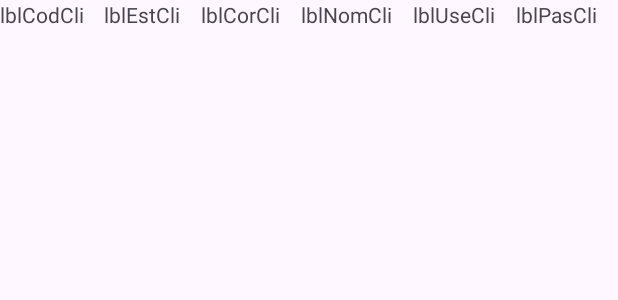
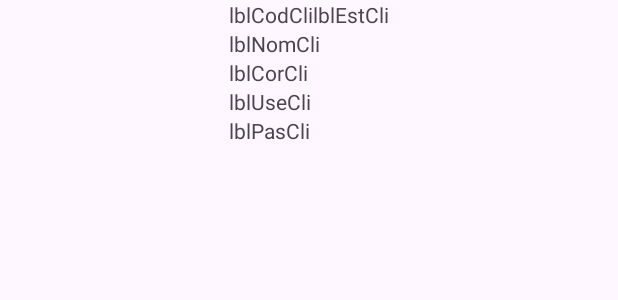
Before and after one commit to Darinka2021/Movil_TastyFood, an Android app: the layout elemento_lista_cliente.xml on its own in the app's theme, with its tools: preview values and no code run, on a phone screen of 412 x 824 dp. Shown: the top 300 px of the screen. Run offline under Robolectric (Android 15) with nearby library versions, the phone set to English and light mode, and no system bars.

Commit message:
listado de producto

```diff
--- a/app/src/main/java/pe/com/supertasty/Adapter/CategoriaAdapter.kt
+++ b/app/src/main/java/pe/com/supertasty/Adapter/CategoriaAdapter.kt
@@ -50,4 +50,6 @@ class CategoriaAdapter (context: Context?, val lista:List<CategoriaEntity>?): Ba
         return vista!!
     }
 
+
+
 }
--- a/app/src/main/java/pe/com/supertasty/Entity/CategoriaEntity.kt
+++ b/app/src/main/java/pe/com/supertasty/Entity/CategoriaEntity.kt
@@ -22,5 +22,8 @@ class CategoriaEntity {
         this.estado = estado
     }
 
+    fun nombreCategoria():String{
+        return this.nombre
+    }
 
 }
--- a/app/src/main/java/pe/com/supertasty/remote/RetrofitClient.kt
+++ b/app/src/main/java/pe/com/supertasty/remote/RetrofitClient.kt
@@ -8,7 +8,8 @@ object RetrofitClient {
     private var retrofit:Retrofit?=null
     fun getConnection(url:String?):Retrofit?{
         if(retrofit==null){
-            retrofit=Retrofit.Builder().baseUrl(url)
+            retrofit=Retrofit.Builder()
+                .baseUrl(url)
                 .addConverterFactory(GsonConverterFactory.create(GsonBuilder().create()))
                 .build()
         }
--- a/app/src/main/res/layout/elemento_lista_cliente.xml
+++ b/app/src/main/res/layout/elemento_lista_cliente.xml
@@ -1,57 +1,57 @@
 <?xml version="1.0" encoding="utf-8"?>
 <androidx.constraintlayout.widget.ConstraintLayout xmlns:android="http://schemas.android.com/apk/res/android"
+    xmlns:app="http://schemas.android.com/apk/res-auto"
+    xmlns:tools="http://schemas.android.com/tools"
     android:layout_width="match_parent"
     android:layout_height="match_parent">
-    <LinearLayout
-        android:layout_width="match_parent"
-        android:layout_height="match_parent"
-        android:orientation="vertical">
 
     <LinearLayout
-            android:layout_width="match_parent"
-            android:layout_height="match_parent"
-            android:orientation="horizontal">
+        android:layout_width="wrap_content"
+        android:layout_height="wrap_content"
+        android:orientation="vertical"
+        app:layout_constraintEnd_toEndOf="parent"
+        app:layout_constraintStart_toStartOf="parent"
+        app:layout_constraintTop_toTopOf="parent">
+
+        <LinearLayout
+            android:layout_width="wrap_content"
+            android:layout_height="match_parent">
 
             <TextView
                 android:id="@+id/lblCodCli"
                 android:layout_width="wrap_content"
                 android:layout_height="wrap_content"
-                android:layout_weight="1"
                 android:text="lblCodCli" />
+
             <TextView
                 android:id="@+id/lblEstCli"
                 android:layout_width="wrap_content"
                 android:layout_height="wrap_content"
-                android:layout_weight="1"
                 android:text="lblEstCli" />
+        </LinearLayout>
+
+        <TextView
+            android:id="@+id/lblNomCli"
+            android:layout_width="wrap_content"
+            android:layout_height="wrap_content"
+            android:text="lblNomCli" />
 
         <TextView
             android:id="@+id/lblCorCli"
             android:layout_width="wrap_content"
             android:layout_height="wrap_content"
-                android:layout_weight="1"
             android:text="lblCorCli" />
-            <TextView
-                android:id="@+id/lblNomCli"
-                android:layout_width="wrap_content"
-                android:layout_height="wrap_content"
-                android:layout_weight="1"
-                android:text="lblNomCli" />
+
         <TextView
             android:id="@+id/lblUseCli"
             android:layout_width="wrap_content"
             android:layout_height="wrap_content"
-                android:layout_weight="1"
             android:text="lblUseCli" />
+
         <TextView
             android:id="@+id/lblPasCli"
             android:layout_width="wrap_content"
             android:layout_height="wrap_content"
-                android:layout_weight="1"
             android:text="lblPasCli" />
-
-
-
-        </LinearLayout>
     </LinearLayout>
 </androidx.constraintlayout.widget.ConstraintLayout>
```
Also changed, not shown: app/src/main/java/pe/com/supertasty/Adapter/ProductoAdapter.kt (+2 -9 lines), app/src/main/java/pe/com/supertasty/Entity/ProductoEntity.kt (+26 -5 lines), app/src/main/java/pe/com/supertasty/ProductoFragment.kt (+42 -13 lines). Lines whose indentation alone changed are shown as unchanged.
